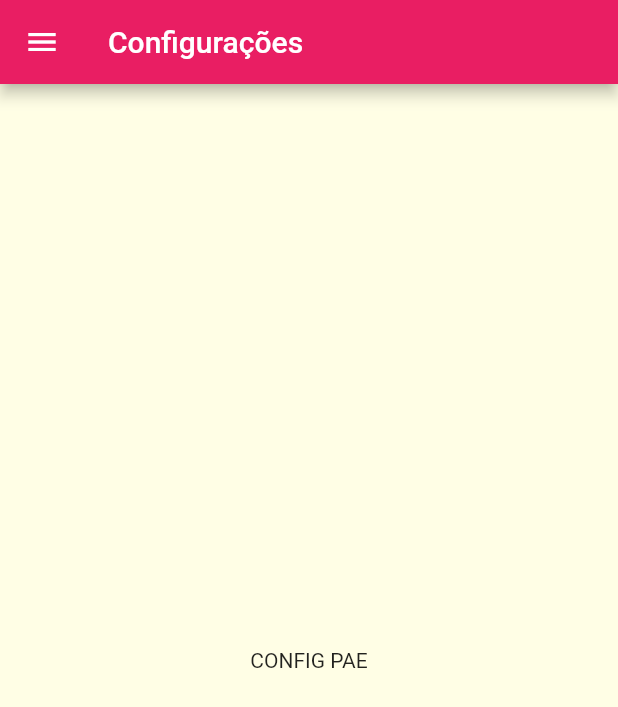
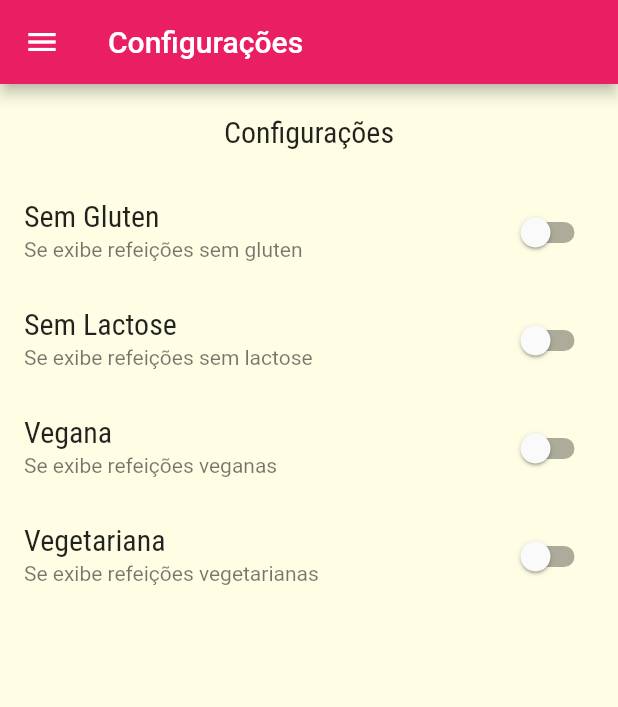
Before and after one commit to JoaoSzerman/food, a Flutter app: the SettingScreen screen opened by its route, on a phone screen of 412 x 824 dp. Shown: the top 707 px of the screen. Run offline on Flutter 3.47's test engine with Material 2 defaults, Android fonts, the phone set to English and light mode, and no system bars.

Commit message:
added the list tile and functions in the settings screen

```diff
--- a/lib/models/setting.dart
+++ b/lib/models/setting.dart
@@ -1,10 +1,10 @@
-class Setting {
+class Settings {
   bool isGlutenFree;
   bool isLactoseFree;
   bool isVegan;
   bool isVegetarian;
 
-  Setting({
+  Settings({
     this.isGlutenFree = false,
     this.isLactoseFree = false,
     this.isVegan = false,
--- a/lib/screens/setting_screen.dart
+++ b/lib/screens/setting_screen.dart
@@ -3,8 +3,17 @@ import 'package:flutter/src/foundation/key.dart';
 import 'package:flutter/src/widgets/framework.dart';
 import 'package:food/components/main_drawer.dart';
 
-class SettingScreen extends StatelessWidget {
+import '../models/setting.dart';
+
+class SettingScreen extends StatefulWidget {
   const SettingScreen({Key? key}) : super(key: key);
+
+  @override
+  State<SettingScreen> createState() => _SettingScreenState();
+}
+
+class _SettingScreenState extends State<SettingScreen> {
+  var settings = Settings();
 
   Widget _createSwitch(
     String title,
@@ -23,13 +32,58 @@ class SettingScreen extends StatelessWidget {
   @override
   Widget build(BuildContext context) {
     return Scaffold(
-      appBar: AppBar(
-        title: Text("Configurações"),
-      ),
-      drawer: MainDrawer(),
-      body: Center(
-        child: Text("CONFIG PAE"),
-      ),
-    );
+        appBar: AppBar(
+          title: const Text("Configurações"),
+        ),
+        drawer: const MainDrawer(),
+        body: Column(
+          children: [
+            Container(
+              padding: const EdgeInsets.all(20),
+              child: Text(
+                "Configurações",
+                style: Theme.of(context).textTheme.titleMedium,
+              ),
+            ),
+            Expanded(
+              child: ListView(
+                children: [
+                  _createSwitch(
+                    'Sem Gluten',
+                    'Se exibe refeições sem gluten',
+                    settings.isGlutenFree,
+                    (value) => setState(
+                      (() => settings.isGlutenFree = value),
+                    ),
+                  ),
+                  _createSwitch(
+                    'Sem Lactose',
+                    'Se exibe refeições sem lactose',
+                    settings.isLactoseFree,
+                    (value) => setState(
+                      (() => settings.isLactoseFree = value),
+                    ),
+                  ),
+                  _createSwitch(
+                    'Vegana',
+                    'Se exibe refeições veganas',
+                    settings.isVegan,
+                    (value) => setState(
+                      (() => settings.isVegan = value),
+                    ),
+                  ),
+                  _createSwitch(
+                    'Vegetariana',
+                    'Se exibe refeições vegetarianas',
+                    settings.isVegetarian,
+                    (value) => setState(
+                      (() => settings.isVegetarian = value),
+                    ),
+                  ),
+                ],
+              ),
+            )
+          ],
+        ));
   }
 }
```
